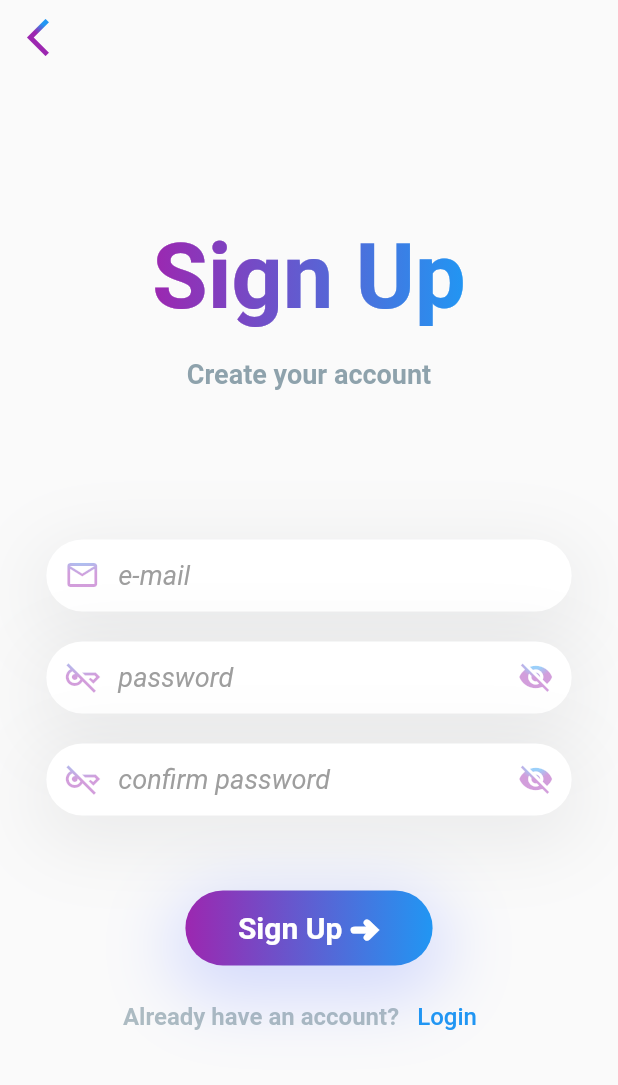
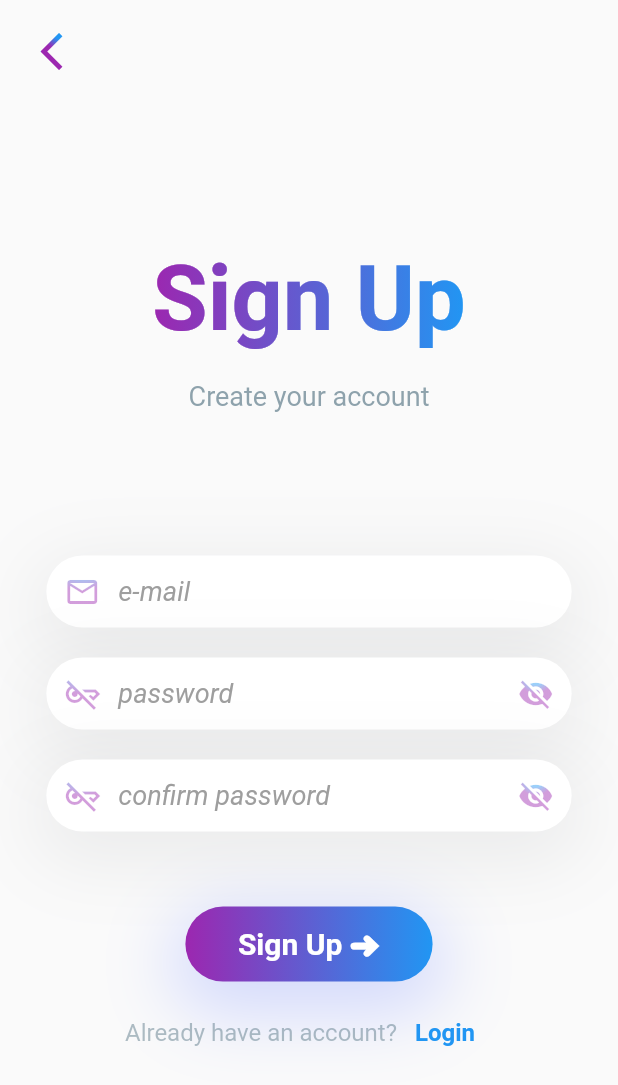
Before and after one commit to chaniru-puldith/firebase-crud-example-flutter, a Flutter app: the screen it shows after launch, on a phone screen of 412 x 824 dp. Shown: the top 1085 px of the screen. Run offline on Flutter 3.47's test engine with Material 2 defaults, Android fonts, the light colour scheme and no system bars; our stand-ins replace email_validator, firebase_auth, firebase_core, firebase_database; accounts and stored records are empty; generated files the repository leaves out were written again.

Commit message:
back button size

```diff
--- a/lib/screens/register_screen.dart
+++ b/lib/screens/register_screen.dart
@@ -201,7 +201,7 @@ class _RegisterScreenState extends State<RegisterScreen>
             Align(
               alignment: Alignment.topLeft,
               child: Padding(
-                padding: const EdgeInsets.all(1.0),
+                padding: const EdgeInsets.all(10.0),
                 child: TextButton(
                   onPressed: () {},
                   child: ShaderMask(
@@ -246,7 +246,6 @@ class _RegisterScreenState extends State<RegisterScreen>
                     'Create your account',
                     style: TextStyle(
                       color: Colors.blueGrey.withOpacity(0.7),
-                      fontWeight: FontWeight.bold,
                       fontSize: 18,
                     ),
                   )
@@ -378,7 +377,6 @@ class _RegisterScreenState extends State<RegisterScreen>
                           'Already have an account?',
                           style: TextStyle(
                             color: Colors.blueGrey.withOpacity(0.5),
-                            fontWeight: FontWeight.bold,
                             fontSize: 16,
                           ),
                         ),
@@ -386,7 +384,10 @@ class _RegisterScreenState extends State<RegisterScreen>
                           onPressed: () {},
                           child: const Text(
                             'Login',
-                            style: TextStyle(fontSize: 16),
+                            style: TextStyle(
+                              fontSize: 16,
+                              fontWeight: FontWeight.bold,
+                            ),
                           ),
                         ),
                       ],
```
